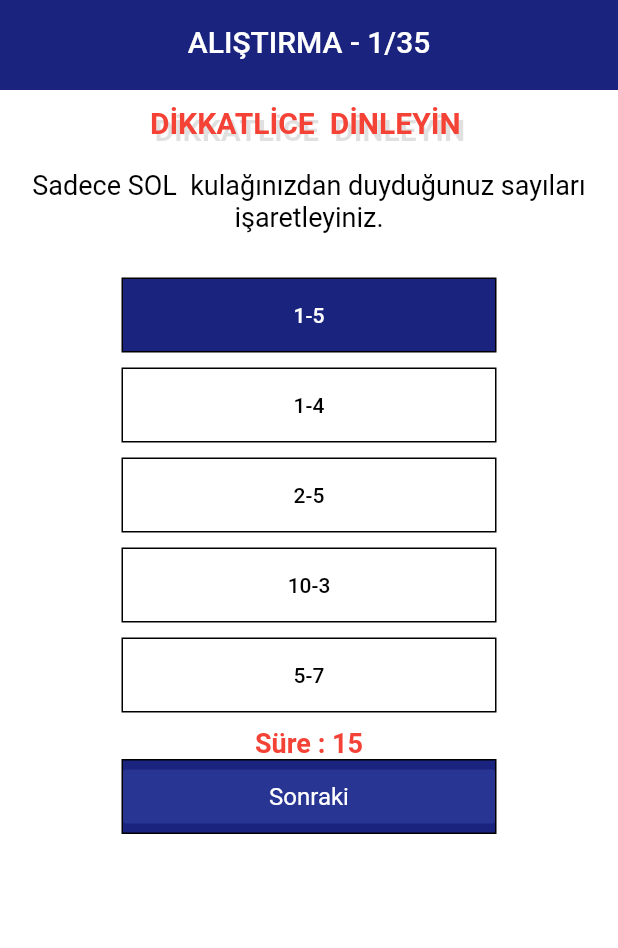
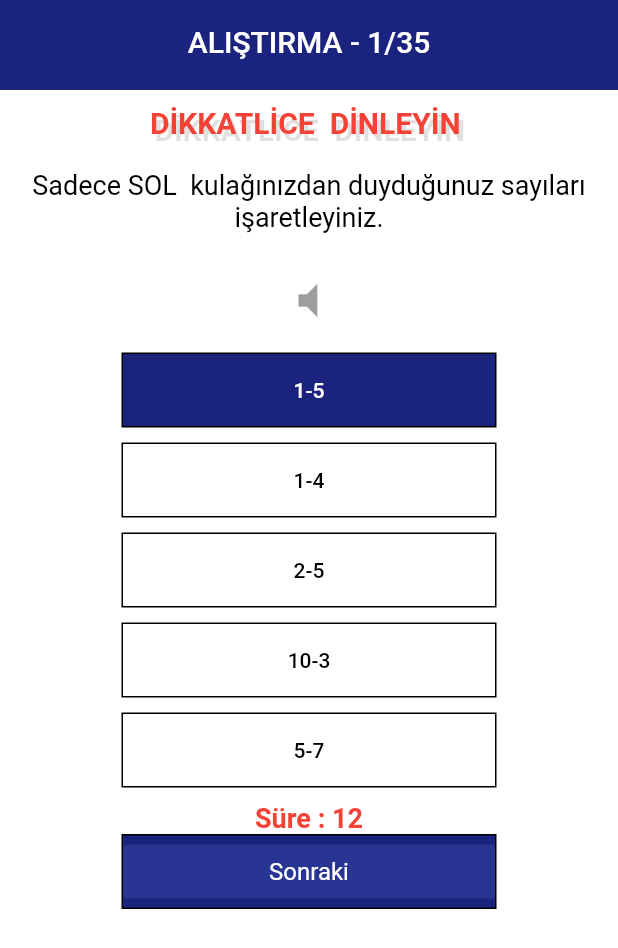
Before and after one commit to kubilaycakmak/dikotik_app, a Flutter app: the TestPage screen opened directly, after a tap on "1-5", after a tap on "Sonraki", on a phone screen of 412 x 824 dp. Shown: the top 948 px of the screen. Run offline on Flutter 3.47's test engine with Material 2 defaults, Android fonts, the phone set to English and light mode, and no system bars; our stand-ins replace just_audio; missing offline and left inert: volume.

Commit message:
almost there 2

```diff
--- a/lib/data/words.dart
+++ b/lib/data/words.dart
@@ -798,7 +798,7 @@ var mqWord18 = new Question(
   title: 'Sadece SAĞ  kulağınızdan duyduğunuz kelimeyi  işaretleyiniz.',
   side: 1,
   answer: <Answer>[
-    Answer(title: 'ten', value: 0),
+    Answer(title: 'ton', value: 0),
     Answer(title: 'mum', value: 0),
     Answer(title: 'ten', value: 1, side: 1),
     Answer(title: 'tok', value: 0),
@@ -815,7 +815,7 @@ var mqWord19 = new Question(
   answer: <Answer>[
     Answer(title: 'tüp', value: 1, side: 1),
     Answer(title: 'tüm', value: 0),
-    Answer(title: 'top', value: 0),
+    Answer(title: 'tek', value: 0),
     Answer(title: 'pus', value: 0),
     Answer(title: 'top', value: 0),
   ],
--- a/lib/pages/choose_voice_sex.dart
+++ b/lib/pages/choose_voice_sex.dart
@@ -152,11 +152,11 @@ class _ChooseVoiceSexPageState extends State<ChooseVoiceSexPage> {
           height: 20,
         ),
         Container(
-          width: 250,
+          width: 300,
           decoration:
               BoxDecoration(border: Border.all(), color: Colors.indigo[900]),
           child: FlatButton(
-            color: Colors.indigo[800],
+            color: Colors.indigo[900],
             child: Text(
               'Onayla',
               style: paragraphText,
--- /dev/null
+++ b/lib/pages/style/color.dart
@@ -0,0 +1,3 @@
+import 'package:flutter/material.dart';
+
+var colorBlue = Color.fromRGBO(0, 168, 200, 1);
--- a/lib/pages/test_field_page.dart
+++ b/lib/pages/test_field_page.dart
@@ -26,7 +26,7 @@ class _TestFieldPageState extends State<TestFieldPage> {
     return PageView(
       scrollDirection: Axis.horizontal,
       controller: controller,
-      physics: NeverScrollableScrollPhysics(),
+      physics: AlwaysScrollableScrollPhysics(),
       children: user.getSelectText == '2'
           ? user.getSelectSex == 0 ? listWomanSentences() : listManSentences()
           : user.getSelectText == '1'
--- a/lib/pages/test_page.dart
+++ b/lib/pages/test_page.dart
@@ -26,25 +26,38 @@ class _TestPageState extends State<TestPage>
   String selectedChoiceButton = '';
   double selectedChoiceValueButton = 0;
   bool isClicked = false;
-  AudioPlayer audioPlayer = AudioPlayer();
+  AudioPlayer _player;
   Duration audioCount;
   int _seconds = 16;
+  int _soundSecond = 3;
   Timer _timer;
+  Timer _timerSound;
   Duration duration = new Duration(seconds: 1);
+  Duration duration1 = new Duration(seconds: 1);
 
   @override
   void initState() {
-    audioPlayer.setAsset(widget.question.pathAudio);
-    print(widget.question.pathAudio);
-    // audioPlayer.setAsset(widget.question.pathAudio);
     timer();
+    soundTimer();
+    _seconds = 16;
+    _soundSecond = 3;
     super.initState();
+    _player = AudioPlayer();
+    _player.setAsset(widget.question.pathAudio);
   }
 
-  void nextQuestion() {
-    _seconds = 16;
-    controller.nextPage(duration: Duration(seconds: 1), curve: Curves.ease);
-    timer();
+  // void nextQuestion() {
+  //   setState(() {page = page + 1;});
+  //   _seconds = 16;
+  //   timer();
+  // }
+
+  @override
+  void dispose() {
+    _player.dispose();
+    _timer.cancel();
+    _timerSound.cancel();
+    super.dispose();
   }
 
   void timer() async {
@@ -52,15 +65,30 @@ class _TestPageState extends State<TestPage>
       duration,
       (Timer timer) {
         setState(() {
-          if (_seconds == 13) {
-            audioPlayer.play();
-          }
-          if (_seconds < 1) {
+          if (_seconds < 2) {
             timer.cancel();
-            nextQuestion();
+            controller.nextPage(duration: Duration(milliseconds: 1), curve: Curves.linear);
           } else {
             setState(() {
               _seconds -= 1;
+            });
+          }
+        });
+      },
+    );
+  }
+
+   void soundTimer() async {
+    _timerSound = Timer.periodic(
+      duration1,
+      (Timer timer) {
+        setState(() {
+          if (_soundSecond < 1) {
+            _player.play();
+            timer.cancel();
+          } else {
+            setState(() {
+              _soundSecond -= 1;
             });
           }
         });
@@ -86,17 +114,10 @@ class _TestPageState extends State<TestPage>
     );
   }
 
-  @override
-  void dispose() {
-    print('sayfadan cikti');
-    super.dispose();
-    print('sayfadan cikti');
-    _timer.cancel();
-    audioPlayer.pause();
-  }
 
   @override
   Widget build(BuildContext context) {
+
     super.build(context);
     return Scaffold(
       appBar: PreferredSize(
@@ -146,6 +167,39 @@ class _TestPageState extends State<TestPage>
         SizedBox(
           height: 10,
         ),
+        StreamBuilder<FullAudioPlaybackState>(
+                stream: _player.fullPlaybackStateStream,
+                builder: (context, snapshot) {
+                  final fullState = snapshot.data;
+                  final state = fullState?.state;
+                  final buffering = fullState?.buffering;
+                  return Row(
+                    mainAxisSize: MainAxisSize.min,
+                    children: [
+                      if (state == AudioPlaybackState.connecting ||
+                          buffering == true)
+                        Container(
+                          margin: EdgeInsets.all(2.0),
+                          width: 2.0,
+                          height: 2.0,
+                          child: CircularProgressIndicator(),
+                        )
+                      else if (state == AudioPlaybackState.playing)
+                        IconButton(
+                          icon: Icon(Icons.volume_up),
+                          iconSize: 34.0,
+                          onPressed: null,
+                        )
+                      else
+                        IconButton(
+                          icon: Icon(Icons.volume_mute),
+                          iconSize: 34.0,
+                          onPressed: null,
+                        ),
+                    ],
+                  );
+                },
+              ),
         Padding(
           padding: const EdgeInsets.symmetric(horizontal: 20),
           child: ListView.builder(
@@ -164,18 +218,22 @@ class _TestPageState extends State<TestPage>
                             decoration: BoxDecoration(
                                 border: Border.all(),
                                 color: selectedChoices
-                                        .contains(widget.question.answer)
+                                        .contains(widget.question.answer[index])
                                     ? Colors.indigo[900]
                                     : Colors.white),
                             child: ChoiceChip(
+                              elevation: 0,
                               labelPadding:
                                   EdgeInsets.symmetric(horizontal: 10),
                               selectedShadowColor: Colors.white,
                               shadowColor: Colors.white,
                               selectedColor: Colors.indigo[900],
-                              backgroundColor: Colors.white10,
+                              backgroundColor: Colors.white,
+                              pressElevation: 0,
                               label: Container(
                                 width: 250,
+                                decoration: BoxDecoration(
+                                ),
                                 child: Text(
                                   widget.question.answer[index].title,
                                   textAlign: TextAlign.center,
@@ -244,14 +302,6 @@ class _TestPageState extends State<TestPage>
           height: 10,
         ),
         _buildCountDown(context),
-        // Text(
-        //   showtimer,
-        //   style: TextStyle(
-        //     fontSize: 35.0,
-        //     fontWeight: FontWeight.w700,
-        //     fontFamily: 'Times New Roman',
-        //   ),
-        // ),
         Container(
           width: 250,
           decoration:
@@ -259,6 +309,7 @@ class _TestPageState extends State<TestPage>
           child: FlatButton(
             color: Colors.indigo[800],
             child: Text(
+              widget.question.order == 35 ? 'Bitir' :
               'Sonraki',
               style: paragraphText,
             ),
@@ -266,12 +317,7 @@ class _TestPageState extends State<TestPage>
                 ? null
                 : widget.title == 'DİKKATLİCE  DİNLEYİN '
                     ? () {
-                        nextQuestion();
-                        print('===============================');
-                        print('both left score : ${user.getBothLeftScore}');
-                        print('both right score : ${user.getBothRightScore}');
-                        print('left score : ${user.getLeftScore}');
-                        print('right score : ${user.getRightScore}');
+                      controller.nextPage(duration: Duration(milliseconds: 1), curve: Curves.linear);
                       }
                     : () {
                         if (widget.question.side == 0) {
@@ -305,10 +351,7 @@ class _TestPageState extends State<TestPage>
                             }
                           }
                         }
-                        nextQuestion();
-                        // controller.nextPage(
-                        //     duration: Duration(milliseconds: 500),
-                        //     curve: Curves.easeIn);
+                        controller.nextPage(duration: Duration(milliseconds: 1), curve: Curves.linear);
                         print('===============================');
                         print('both left score : ${user.getBothLeftScore}');
                         print('both right score : ${user.getBothRightScore}');
```
Also changed, not shown: lib/pages/entry_page.dart (+63 -13 lines), lib/pages/get_information_page.dart (+6 -2 lines), lib/pages/voice_db_set_page.dart (+6 -3 lines), pubspec.lock.
